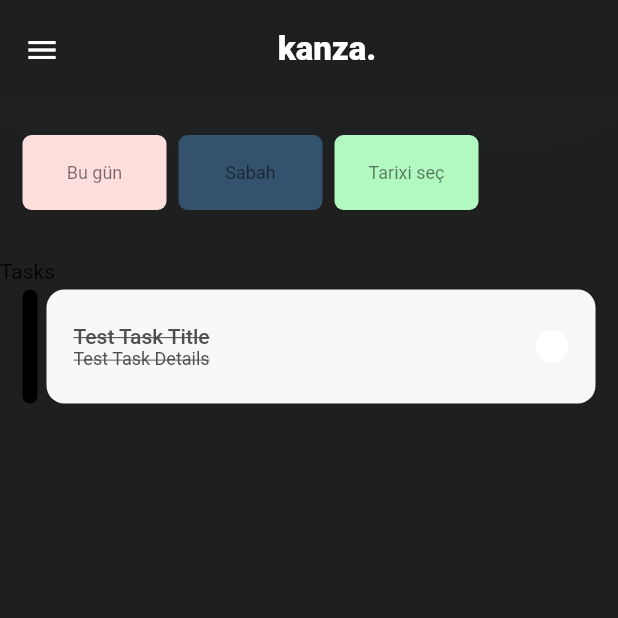
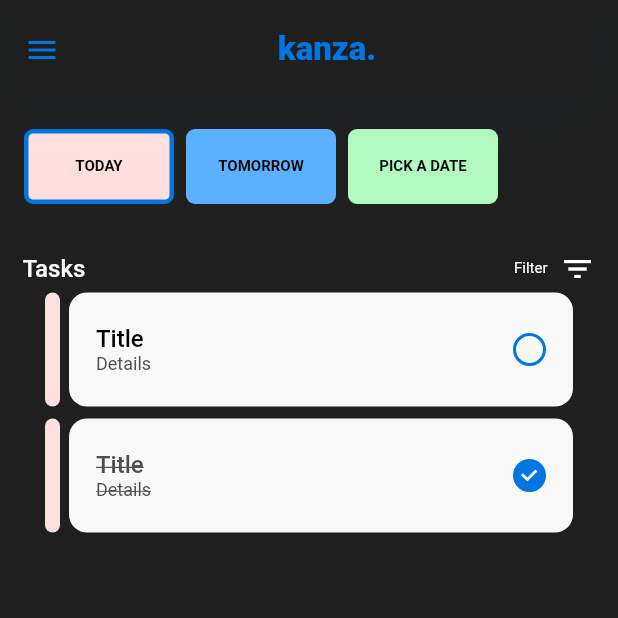
Before and after one commit to KanZa-Studio/Kanza, a Flutter app: the screen it shows after launch, on a phone screen of 412 x 824 dp, the top half of it. Run offline on Flutter 3.47's test engine with Material 2 defaults, Android fonts, the phone set to English and light mode, and no system bars; our stand-ins replace flutter_bloc, flutter_svg, moor_flutter, shared_preferences; generated files the repository leaves out were written again.

Commit message:
dark mode initialized

```diff
--- a/lib/app.dart
+++ b/lib/app.dart
@@ -16,7 +16,7 @@ class KanzaApp extends StatelessWidget {
       theme: lightTheme,
       darkTheme: darkTheme,
       themeMode: ThemeMode.dark,
-      locale: const Locale('az', 'AZ'),
+      locale: const Locale('en', 'US'),
       supportedLocales: [
         Locale('en', 'US'),
         Locale('az', 'AZ'),
--- a/lib/presentation/pages/home/home_page.dart
+++ b/lib/presentation/pages/home/home_page.dart
@@ -1,13 +1,14 @@
 import 'package:flutter/material.dart';
 import 'package:flutter/rendering.dart';
 import 'package:kanza/data/services/database_service.dart';
-import 'package:kanza/presentation/pages/home/widgets/top_bar.dart';
+import 'package:kanza/presentation/pages/home/widgets/task_item.dart';
 
 import './widgets/time_item.dart';
-import 'widgets/task_item.dart';
-import '../../values/colors.dart';
+import './widgets/top_bar.dart';
 import '../../../utils/constants/language_keys.dart';
+import '../../../utils/extensions/theme_extension.dart';
 import '../../../utils/extensions/translator.dart';
+import '../../../utils/extensions/theme_extension.dart';
 
 class HomePage extends StatefulWidget {
   @override
@@ -52,10 +53,12 @@ class _HomePageState extends State<HomePage> with TickerProviderStateMixin {
   Widget build(BuildContext context) {
     return Scaffold(
       body: SafeArea(
+        child: Padding(
+          padding: const EdgeInsets.symmetric(horizontal: 15),
           child: Column(
             children: [
               const TopBar(),
-            const SizedBox(height: 24),
+              const SizedBox(height: 20),
               Container(
                 height: 50,
                 child: ListView(
@@ -63,26 +66,47 @@ class _HomePageState extends State<HomePage> with TickerProviderStateMixin {
                   children: [
                     TimeItem(
                       title: today.tr(),
-                    backgroundColor: LightThemeColor.todayTimeItemBackground,
+                      backgroundColor:
+                          Theme.of(context).todayItemBackgroundColor,
                       onClicked: () {},
-                    margin: const EdgeInsets.only(left: 15, right: 4),
+                      margin: const EdgeInsets.only(left: 1, right: 4),
+                      selected: true,
                     ),
                     TimeItem(
                       title: tomorrow.tr(),
-                    backgroundColor: LightThemeColor.tomorrowTimeItemBackground,
+                      backgroundColor:
+                          Theme.of(context).tomorrowItemBackgroundColor,
                       onClicked: () {},
                     ),
                     TimeItem(
                       title: pickDate.tr(),
                       backgroundColor:
-                        LightThemeColor.pickADateTimeItemBackground,
+                          Theme.of(context).pickDateItemBackgroundColor,
                       onClicked: () {},
                     ),
                   ],
                 ),
               ),
-            const SizedBox(height: 33),
-            Row(children: [Text('Tasks')]),
+              const SizedBox(height: 31),
+              Row(
+                mainAxisAlignment: MainAxisAlignment.spaceBetween,
+                children: [
+                  Text('Tasks', style: Theme.of(context).textTheme.bodyText1),
+                  Row(
+                    children: [
+                      Text(
+                        'Filter',
+                        style: Theme.of(context).textTheme.overline.copyWith(
+                              fontWeight: FontWeight.normal,
+                              color: Theme.of(context).filterTextColor,
+                            ),
+                      ),
+                      const SizedBox(width: 8),
+                      Icon(Icons.filter_list),
+                    ],
+                  ),
+                ],
+              ),
               Expanded(
                 child: CustomScrollView(
                   slivers: [
@@ -90,22 +114,23 @@ class _HomePageState extends State<HomePage> with TickerProviderStateMixin {
                       delegate: SliverChildBuilderDelegate(
                         (context, i) => TaskItem(
                           task: Task(
-                          id: 0,
-                          title: 'Test Task Title',
-                          details: 'Test Task Details',
+                            id: 1,
+                            title: 'Title',
+                            details: 'Details',
                             archived: false,
-                          completed: true,
+                            completed: i == 1,
+                            timeColor: 'FFffdede',
                             createdAt: DateTime.now(),
-                          timeColor: 'FF000000',
                           ),
                         ),
-                      childCount: 1,
+                        childCount: 2,
                       ),
                     ),
                   ],
                 ),
               ),
             ],
+          ),
         ),
       ),
       floatingActionButton: ScaleTransition(
--- a/lib/presentation/pages/home/widgets/task_item.dart
+++ b/lib/presentation/pages/home/widgets/task_item.dart
@@ -104,8 +104,14 @@ class TaskItem extends StatelessWidget {
                       width: 22,
                       height: 22,
                       decoration: BoxDecoration(
-                        color: Theme.of(context).primaryColor,
+                        color: task.completed
+                            ? Theme.of(context).primaryColor
+                            : Colors.transparent,
                         shape: BoxShape.circle,
+                        border: Border.all(
+                          color: Theme.of(context).primaryColor,
+                          width: 2,
+                        ),
                       ),
                       child: task.completed
                           ? Center(
--- a/lib/presentation/pages/home/widgets/time_item.dart
+++ b/lib/presentation/pages/home/widgets/time_item.dart
@@ -1,4 +1,5 @@
 import 'package:flutter/material.dart';
+import '../../../../utils/extensions/theme_extension.dart';
 
 class TimeItem extends StatelessWidget {
   const TimeItem({
@@ -18,18 +19,23 @@ class TimeItem extends StatelessWidget {
   @override
   Widget build(BuildContext context) {
     return Container(
-      width: 96,
+      width: 100,
       height: 50,
       margin: margin,
       decoration: BoxDecoration(
         color: backgroundColor,
         borderRadius: BorderRadius.circular(6.0),
-        border: selected ? Border.all() : null,
+        border: selected
+            ? Border.all(
+                color: Theme.of(context).selecteTimeItemBorderColor,
+                width: 3,
+              )
+            : null,
       ),
       child: Center(
         child: Text(
-          title,
-          style: Theme.of(context).textTheme.caption,
+          title.toUpperCase(),
+          style: Theme.of(context).textTheme.overline,
         ),
       ),
     );
--- a/lib/presentation/pages/home/widgets/top_bar.dart
+++ b/lib/presentation/pages/home/widgets/top_bar.dart
@@ -12,7 +12,7 @@ class TopBar extends StatelessWidget {
     return Container(
       height: 66,
       width: double.infinity,
-      padding: const EdgeInsets.symmetric(horizontal: 16),
+      padding: const EdgeInsets.symmetric(horizontal: 1),
       decoration: BoxDecoration(
         color: Theme.of(context).scaffoldBackgroundColor,
         boxShadow: [
--- a/lib/presentation/values/colors.dart
+++ b/lib/presentation/values/colors.dart
@@ -8,6 +8,13 @@ class LightThemeColor {
   static const Color kScaffoldBackgroundColor = Colors.white;
 
   static const Color topBarShadowColor = Color.fromRGBO(1, 118, 225, 0.03);
+
+  static const Color todayItemBackgroundColor = Color(0xFFFFDEDE);
+
+  static const Color tomorrowItemBackgroundColor =
+      Color.fromRGBO(91, 177, 255, 0.35);
+
+  static const Color kSelectedTimeItemBorderColor = Color(0xFF0176E1);
 
   /// --------------------
 
@@ -30,9 +37,13 @@ class LightThemeColor {
 }
 
 class DarkThemeColor {
-  static const Color kPrimaryColor = Colors.white;
+  static const Color kPrimaryColor = Color(0xFF0176E1);
 
   static const Color kScaffoldBackgroundColor = Color(0xFF1F1F1F);
 
   static const Color topBarShadowColor = Color.fromRGBO(1, 118, 225, 0.03);
+
+  static const Color tomorrowItemBackgroundColor = Color(0xFF5BB1FF);
+
+  static const Color homeTasksTextColor = Color(0xFFFAFAFA);
 }
--- a/lib/presentation/values/fonts.dart
+++ b/lib/presentation/values/fonts.dart
@@ -3,6 +3,18 @@ import 'package:flutter/material.dart';
 const f22W900 = TextStyle(
   fontSize: 22,
   fontWeight: FontWeight.w900,
+);
+
+const f10W500 = TextStyle(
+  fontSize: 10,
+  fontWeight: FontWeight.bold,
+  letterSpacing: 0.0,
+);
+
+const f16w500 = TextStyle(
+  fontSize: 16,
+  fontWeight: FontWeight.w500,
+  letterSpacing: 0.0,
 );
 
 // todo: ------------------------------------------
@@ -14,12 +26,6 @@ const f24W900 = TextStyle(
 
 const f12W500 = TextStyle(
   fontSize: 12,
-  fontWeight: FontWeight.w500,
-  color: Colors.black,
-);
-
-const f16w500 = TextStyle(
-  fontSize: 16,
   fontWeight: FontWeight.w500,
   color: Colors.black,
 );
--- a/lib/presentation/values/themes.dart
+++ b/lib/presentation/values/themes.dart
@@ -5,10 +5,13 @@ import './fonts.dart';
 
 final lightTheme = ThemeData(
   fontFamily: 'Roboto',
+  brightness: Brightness.light,
   primaryColor: LightThemeColor.kPrimaryColor,
   scaffoldBackgroundColor: LightThemeColor.kScaffoldBackgroundColor,
   textTheme: TextTheme(
     headline6: f22W900.copyWith(color: LightThemeColor.kPrimaryColor),
+    bodyText1: f16w500.copyWith(color: Colors.black),
+    overline: f10W500.copyWith(color: Colors.black),
     // headline5: f24W900,
     // caption: f12W500,
     // headline6: f22W900,
@@ -22,9 +25,12 @@ final lightTheme = ThemeData(
 
 final darkTheme = ThemeData(
   fontFamily: 'Roboto',
+  brightness: Brightness.dark,
   primaryColor: DarkThemeColor.kPrimaryColor,
   scaffoldBackgroundColor: DarkThemeColor.kScaffoldBackgroundColor,
   textTheme: TextTheme(
     headline6: f22W900.copyWith(color: DarkThemeColor.kPrimaryColor),
+    bodyText1: f16w500.copyWith(color: DarkThemeColor.homeTasksTextColor),
+    overline: f10W500.copyWith(color: Colors.black),
   ),
 );
--- /dev/null
+++ b/lib/utils/extensions/theme_extension.dart
@@ -0,0 +1,23 @@
+import 'package:flutter/material.dart';
+
+import '../../presentation/values/colors.dart';
+
+extension ThemeExtension on ThemeData {
+  Color get todayItemBackgroundColor =>
+      LightThemeColor.todayItemBackgroundColor;
+
+  Color get tomorrowItemBackgroundColor => isDark
+      ? DarkThemeColor.tomorrowItemBackgroundColor
+      : LightThemeColor.tomorrowItemBackgroundColor;
+
+  Color get pickDateItemBackgroundColor =>
+      LightThemeColor.pickADateTimeItemBackground;
+
+  Color get selecteTimeItemBorderColor =>
+      LightThemeColor.kSelectedTimeItemBorderColor;
+
+  Color get filterTextColor =>
+      isDark ? DarkThemeColor.homeTasksTextColor : Colors.black;
+
+  bool get isDark => brightness == Brightness.dark;
+}
```
Lines whose indentation alone changed are shown as unchanged.
